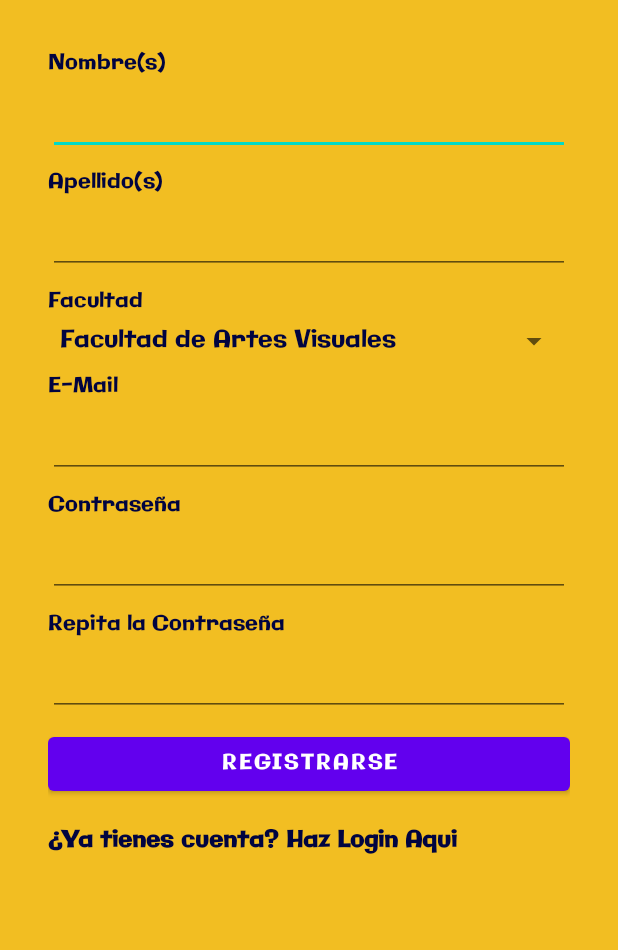
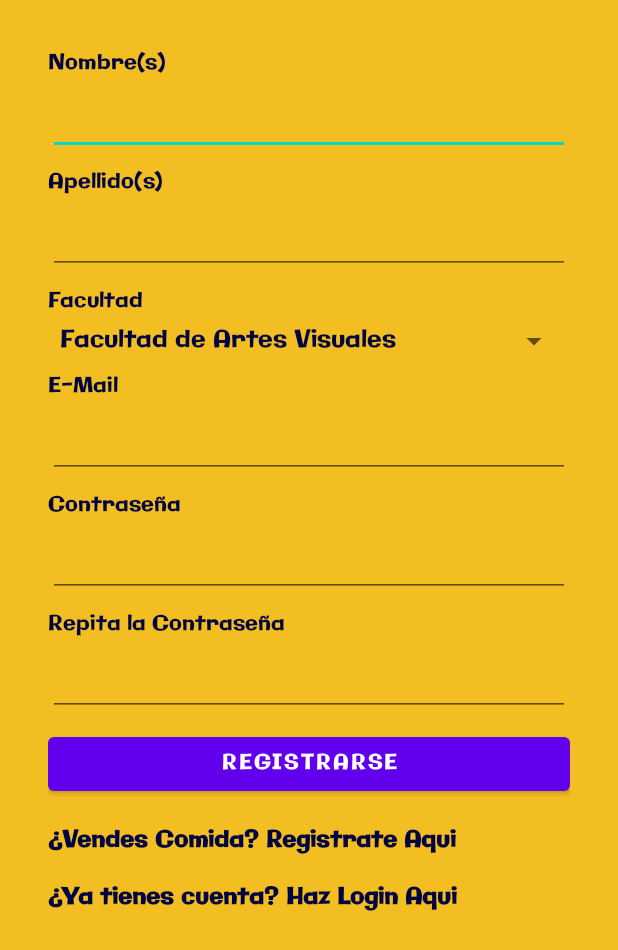
Before and after one commit to MartinGarzaFCFM/UniGrub, an Android app: the RegisterUser screen opened directly, with no data from a screen before it, on a phone screen of 412 x 824 dp. Shown: the top 950 px of the screen. Run offline under Robolectric (Android 15) with nearby library versions, the phone set to English and light mode, and no system bars; our stand-ins replace Firebase (no records; nobody signed in at launch, a user with empty details on screens opened directly), Volley.

Commit message:
Actualizacion del registro de usuarios
Empezo la actualizacion de las actividades que registran usuarios y se empezo a implementar que se puedan registar dos tipos de usuarios como Usuario comun y un restaurante para uso en la aplicacion. Work In Progress, no esta terminado.

```diff
--- a/app/src/main/java/com/fcfm/unigrub/RegisterUser.kt
+++ b/app/src/main/java/com/fcfm/unigrub/RegisterUser.kt
@@ -36,6 +36,7 @@ class RegisterUser : AppCompatActivity() {
     private lateinit var passwordconfirmInput: EditText
 
     private lateinit var registerBtn: Button
+    private lateinit var registerAsRestaurant: TextView
     private lateinit var backtologinTitle: TextView
 
     private lateinit var intent: Intent
@@ -55,6 +56,7 @@ class RegisterUser : AppCompatActivity() {
         passwordconfirmInput = findViewById(R.id.PasswordConfirmInput)
 
         registerBtn = findViewById(R.id.RegisterBtn)
+        registerAsRestaurant = findViewById(R.id.RegisterAsRestaurantTitle)
         backtologinTitle = findViewById(R.id.BackToLoginTitle)
 
         //Llenar el array de las facultades
@@ -79,6 +81,12 @@ class RegisterUser : AppCompatActivity() {
                     passwordInput.text.toString()
                 )
             }
+        }
+
+        registerAsRestaurant.setOnClickListener {
+            intent = Intent(this, RegisterAsRestaurant::class.java)
+            startActivity(intent)
+            finish()
         }
 
         backtologinTitle.setOnClickListener {
--- a/app/src/main/res/layout/activity_registeruser.xml
+++ b/app/src/main/res/layout/activity_registeruser.xml
@@ -114,6 +114,18 @@
             android:text="@string/RegisterUser_RegisterBtn_Text" />
 
         <TextView
+            android:id="@+id/RegisterAsRestaurantTitle"
+            android:layout_width="match_parent"
+            android:layout_height="wrap_content"
+            android:layout_marginTop="16dp"
+            android:clickable="true"
+            android:text="@string/RegisterUser_AsRestaurant_Text"
+            android:textAlignment="textStart"
+            android:textColor="@color/UniGrub_Blue"
+            android:textSize="15dp"
+            android:textStyle="bold" />
+
+        <TextView
             android:id="@+id/BackToLoginTitle"
             android:layout_width="match_parent"
             android:layout_height="wrap_content"
--- a/app/src/main/res/values/strings.xml
+++ b/app/src/main/res/values/strings.xml
@@ -16,6 +16,7 @@
     <string name="RegisterUser_PasswordInput_Title">Contraseña</string>
     <string name="RegisterUser_PasswordConfirmInput_Title">Repita la Contraseña</string>
     <string name="RegisterUser_RegisterBtn_Text">Registrarse</string>
+    <string name="RegisterUser_AsRestaurant_Text">¿Vendes Comida? Registrate Aqui</string>
     <string name="RegisterUser_BackToLogin_Text">¿Ya tienes cuenta? Haz Login Aqui</string>
 
     <string-array name="facultades">
```
